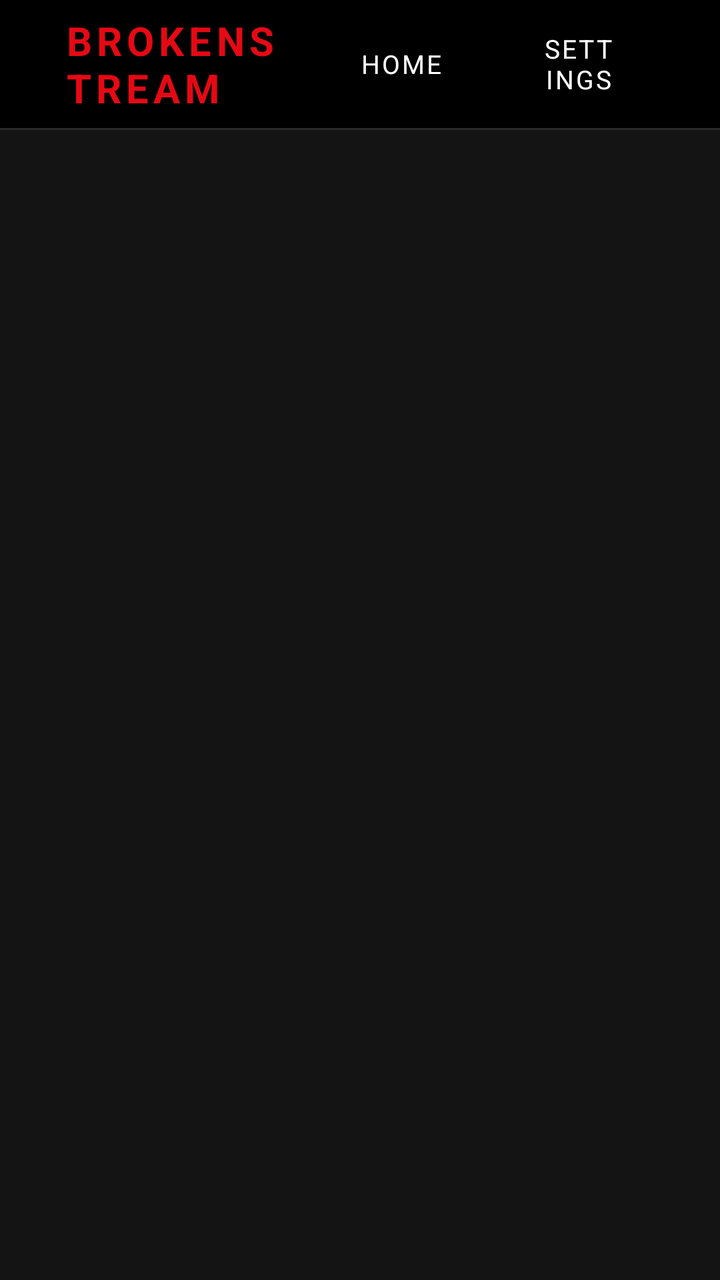
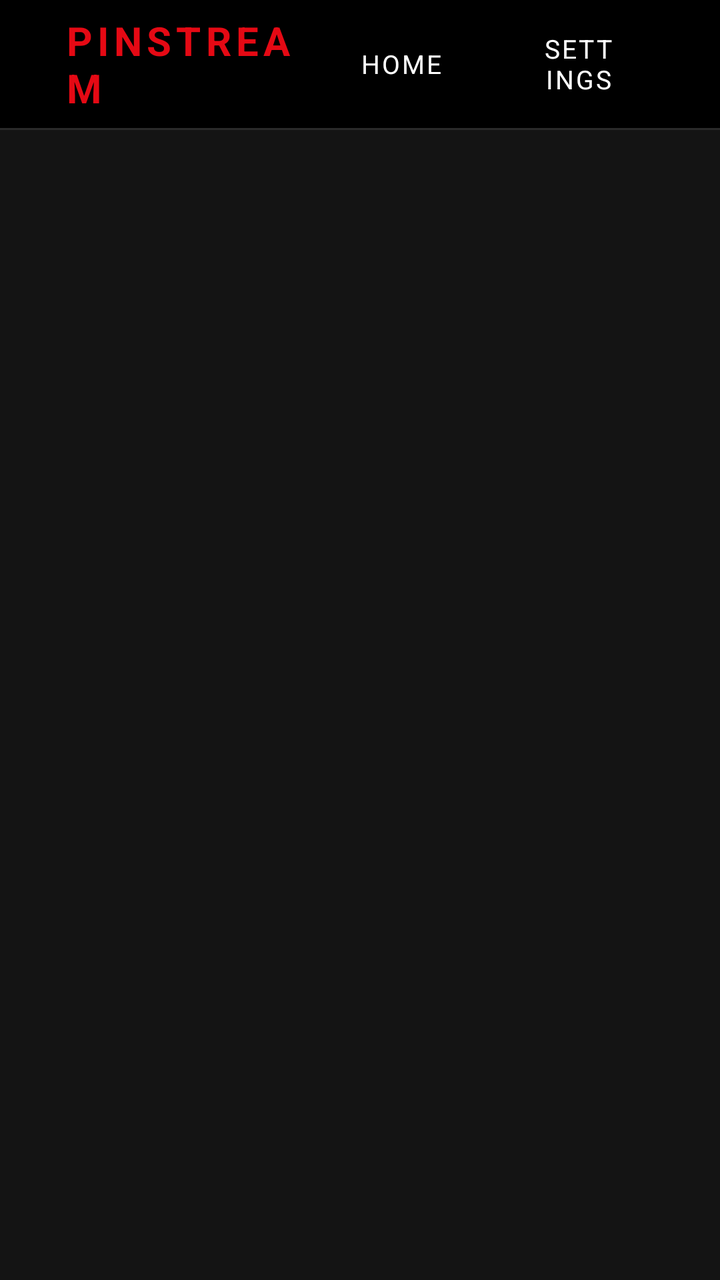

Compare the two renders of this Android layout. The source of the first and the diff that turns it into the second are given below.
<!-- AndroidManifest.xml: application theme Theme.PinStream -->
<!-- res/layout/fragment_main.xml -->
<?xml version="1.0" encoding="utf-8"?>
<LinearLayout xmlns:android="http://schemas.android.com/apk/res/android"
    android:layout_width="match_parent"
    android:layout_height="match_parent"
    android:orientation="vertical"
    android:background="@color/default_background">

    
    <LinearLayout
        android:id="@+id/nav_bar"
        android:layout_width="match_parent"
        android:layout_height="64dp"
        android:orientation="horizontal"
        android:background="@color/fastlane_background"
        android:paddingStart="32dp"
        android:paddingEnd="32dp"
        android:gravity="center_vertical">

        
        <TextView
            android:layout_width="0dp"
            android:layout_height="wrap_content"
            android:layout_weight="2"
            android:text="BROKENSTREAM"
            android:textColor="@color/netflix_red"
            android:textSize="20sp"
            android:textStyle="bold"
            android:letterSpacing="0.12"
            android:focusable="false" />

        
        <LinearLayout
            android:layout_width="0dp"
            android:layout_height="match_parent"
            android:layout_weight="3"
            android:orientation="horizontal"
            android:gravity="end">

            <TextView
                android:id="@+id/nav_home"
                android:layout_width="wrap_content"
                android:layout_height="match_parent"
                android:minWidth="100dp"
                android:text="HOME"
                android:textColor="@color/text_primary"
                android:textSize="13sp"
                android:textStyle="normal"
                android:letterSpacing="0.08"
                android:gravity="center"
                android:paddingStart="20dp"
                android:paddingEnd="20dp"
                android:focusable="true"
                android:background="@drawable/nav_tab_background" />

            <TextView
                android:id="@+id/nav_settings"
                android:layout_width="wrap_content"
                android:layout_height="match_parent"
                android:minWidth="100dp"
                android:text="SETTINGS"
                android:textColor="@color/text_primary"
                android:textSize="13sp"
                android:textStyle="normal"
                android:letterSpacing="0.08"
                android:gravity="center"
                android:paddingStart="20dp"
                android:paddingEnd="20dp"
                android:focusable="true"
                android:background="@drawable/nav_tab_background" />

            <TextView
                android:id="@+id/nav_exit"
                android:layout_width="wrap_content"
                android:layout_height="match_parent"
                android:minWidth="80dp"
                android:text="EXIT"
                android:textColor="@color/text_secondary"
                android:textSize="13sp"
                android:textStyle="normal"
                android:letterSpacing="0.08"
                android:gravity="center"
                android:paddingStart="20dp"
                android:paddingEnd="20dp"
                android:focusable="true"
                android:background="@drawable/nav_tab_background" />

        </LinearLayout>
    </LinearLayout>

    
    <View
        android:layout_width="match_parent"
        android:layout_height="1dp"
        android:background="@color/divider" />

    
    <FrameLayout
        android:id="@+id/content_area"
        android:layout_width="match_parent"
        android:layout_height="0dp"
        android:layout_weight="1">

        
        <androidx.recyclerview.widget.RecyclerView
            android:id="@+id/sites_grid"
            android:layout_width="match_parent"
            android:layout_height="match_parent"
            android:paddingStart="28dp"
            android:paddingEnd="28dp"
            android:paddingTop="24dp"
            android:paddingBottom="24dp"
            android:clipToPadding="false"
            android:focusable="true"
            android:descendantFocusability="afterDescendants"
            android:nextFocusUp="@id/nav_home"
            android:visibility="visible" />

        
        <ScrollView
            android:id="@+id/settings_scroll"
            android:layout_width="match_parent"
            android:layout_height="match_parent"
            android:visibility="gone">

            <LinearLayout
                android:layout_width="match_parent"
                android:layout_height="wrap_content"
                android:orientation="vertical"
                android:paddingStart="48dp"
                android:paddingEnd="48dp"
                android:paddingTop="32dp"
                android:paddingBottom="32dp">

                
                <TextView
                    android:layout_width="match_parent"
                    android:layout_height="wrap_content"
                    android:text="PREFERENCES"
                    android:textColor="@color/text_secondary"
                    android:textSize="11sp"
                    android:letterSpacing="0.15"
                    android:layout_marginBottom="16dp"
                    android:focusable="false" />

                <TextView
                    android:id="@+id/setting_cursor_speed"
                    android:layout_width="match_parent"
                    android:layout_height="wrap_content"
                    android:text="Pointer Speed: Normal (1×)"
                    android:textColor="@color/text_primary"
                    android:textSize="17sp"
                    android:paddingStart="20dp"
                    android:paddingEnd="20dp"
                    android:paddingTop="18dp"
                    android:paddingBottom="18dp"
                    android:focusable="true"
                    android:background="@drawable/settings_item_background"
                    android:layout_marginBottom="10dp" />

                <TextView
                    android:id="@+id/setting_scroll_speed"
                    android:layout_width="match_parent"
                    android:layout_height="wrap_content"
                    android:text="Scroll Speed: Normal (1×)"
                    android:textColor="@color/text_primary"
                    android:textSize="17sp"
                    android:paddingStart="20dp"
                    android:paddingEnd="20dp"
                    android:paddingTop="18dp"
                    android:paddingBottom="18dp"
                    android:focusable="true"
                    android:background="@drawable/settings_item_background"
                    android:layout_marginBottom="10dp" />

            </LinearLayout>
        </ScrollView>

    </FrameLayout>

</LinearLayout>
<!-- resources referenced by this layout -->
<resources>
  <color name="default_background">#141414</color>
  <color name="divider">#2A2A2A</color>
  <color name="fastlane_background">#000000</color>
  <color name="netflix_red">#E50914</color>
  <color name="text_primary">#FFFFFF</color>
  <color name="text_secondary">#AAAAAA</color>
  <!-- drawable nav_tab_background (drawable) -->
  <?xml version="1.0" encoding="utf-8"?>
  <selector xmlns:android="http://schemas.android.com/apk/res/android">
  
      
      <item android:state_selected="true">
          <layer-list>
              <item>
                  <shape android:shape="rectangle">
                      <solid android:color="@color/fastlane_background" />
                  </shape>
              </item>
              
              <item android:gravity="bottom" android:height="3dp">
                  <shape android:shape="rectangle">
                      <solid android:color="@color/netflix_red" />
                  </shape>
              </item>
          </layer-list>
      </item>
  
      
      <item android:state_focused="true">
          <layer-list>
              <item>
                  <shape android:shape="rectangle">
                      <solid android:color="#1AE50914" />
                  </shape>
              </item>
              <item android:gravity="bottom" android:height="2dp">
                  <shape android:shape="rectangle">
                      <solid android:color="@color/netflix_red" />
                  </shape>
              </item>
          </layer-list>
      </item>
  
      
      <item>
          <shape android:shape="rectangle">
              <solid android:color="@color/fastlane_background" />
          </shape>
      </item>
  
  </selector>
  <!-- drawable settings_item_background (drawable) -->
  <?xml version="1.0" encoding="utf-8"?>
  <selector xmlns:android="http://schemas.android.com/apk/res/android">
  
      
      <item android:state_focused="true">
          <layer-list>
              
              <item android:width="4dp" android:gravity="start">
                  <shape android:shape="rectangle">
                      <solid android:color="@color/netflix_red" />
                  </shape>
              </item>
              
              <item android:left="4dp">
                  <shape android:shape="rectangle">
                      <solid android:color="#2A2A2A" />
                      <corners android:topRightRadius="8dp" android:bottomRightRadius="8dp" />
                  </shape>
              </item>
          </layer-list>
      </item>
  
      
      <item>
          <layer-list>
              <item android:width="4dp" android:gravity="start">
                  <shape android:shape="rectangle">
                      <solid android:color="#333333" />
                  </shape>
              </item>
              <item android:left="4dp">
                  <shape android:shape="rectangle">
                      <solid android:color="@color/card_surface" />
                      <corners android:topRightRadius="8dp" android:bottomRightRadius="8dp" />
                  </shape>
              </item>
          </layer-list>
      </item>
  
  </selector>
  <style name="Theme.PinStream" parent="@style/Theme.Leanback">
          <item name="android:windowBackground">@color/fastlane_background</item>
          <item name="android:colorBackground">@color/fastlane_background</item>
          <item name="android:textColorPrimary">@color/text_primary</item>
          <item name="android:textColorSecondary">@color/text_secondary</item>
      </style>
  <color name="card_surface">#1F1F1F</color>
</resources>

<!-- the commit's change to res/layout/fragment_main.xml (unified diff, before → after) -->
@@ -21,7 +21,7 @@
             android:layout_width="0dp"
             android:layout_height="wrap_content"
             android:layout_weight="2"
-            android:text="BROKENSTREAM"
+            android:text="PINSTREAM"
             android:textColor="@color/netflix_red"
             android:textSize="20sp"
             android:textStyle="bold"
